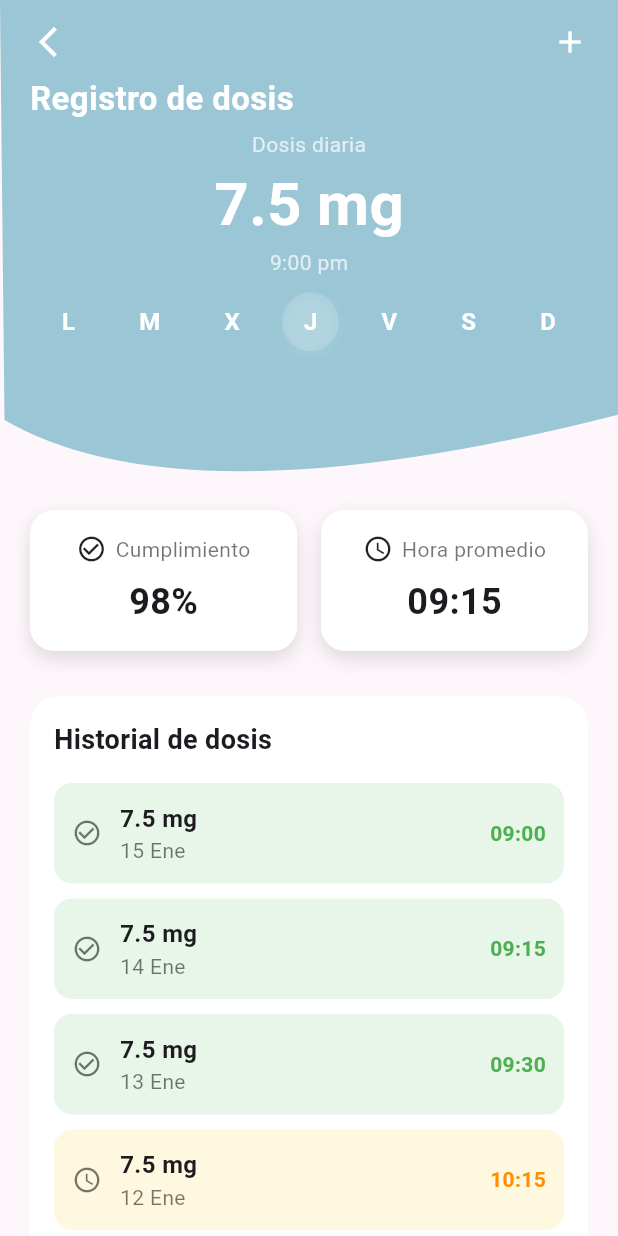
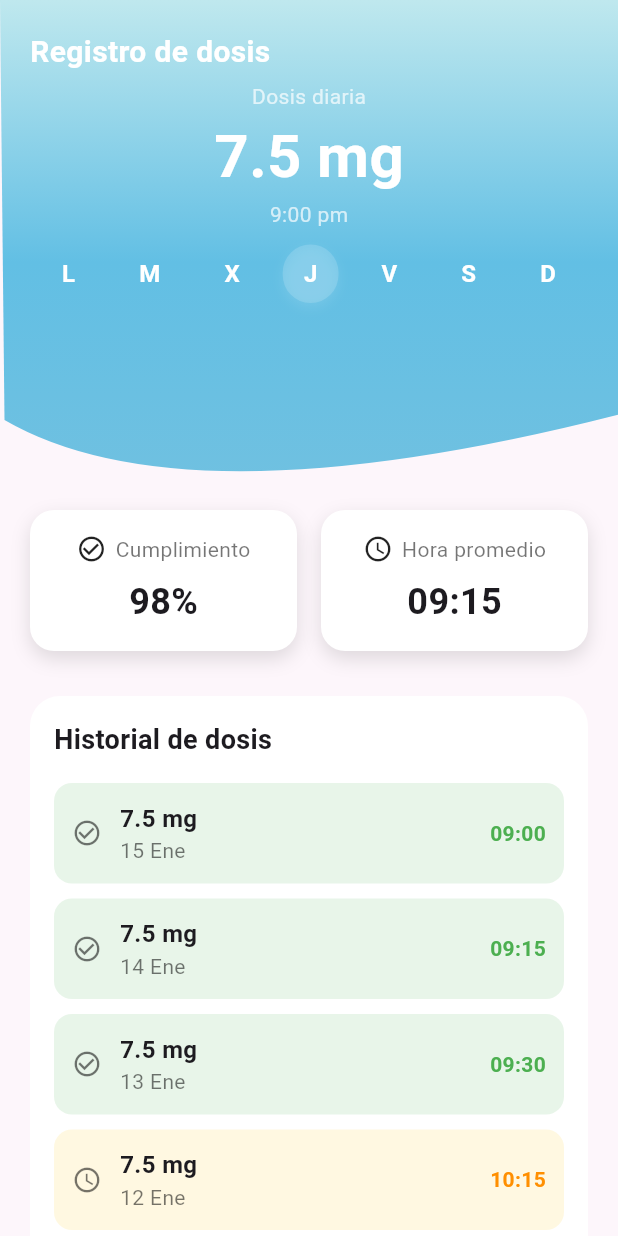
Before and after one commit to FabRangel/INRight, a Flutter app: the Page4 screen opened directly, on a phone screen of 412 x 824 dp. Run offline on Flutter 3.47's test engine with Material 3 defaults, Android fonts, the phone set to English and light mode, and no system bars; our stand-ins replace animated_notch_bottom_bar, firebase_core, fl_chart, shared_preferences; accounts and stored records are empty.

Commit message:
fix: homologation colors

```diff
--- a/lib/features/home/presentation/pages/page4.dart
+++ b/lib/features/home/presentation/pages/page4.dart
@@ -13,28 +13,37 @@ class Page4 extends StatelessWidget {
         children: [
           ClipPath(
             clipper: _CurvedClipper(),
-            child: Container(height: 350, color: const Color(0xFF9AC6D5)),
+            child: Container(
+              height: 350,
+              decoration: const BoxDecoration(
+                gradient: LinearGradient(
+                  colors: [
+                    Color.fromARGB(255, 191, 232, 238),
+                    Color.fromARGB(255, 98, 191, 228),
+                    Color.fromARGB(255, 114, 193, 224),
+                  ],
+                  begin: Alignment.topCenter,
+                  end: Alignment.bottomCenter,
+                ),
+                borderRadius: BorderRadius.only(
+                  bottomLeft: Radius.circular(50),
+                  bottomRight: Radius.circular(50),
+                ),
+              ),
+            ),
           ),
 
           SafeArea(
             child: Padding(
-              padding: const EdgeInsets.symmetric(horizontal: 20, vertical: 16),
+              padding: const EdgeInsets.symmetric(horizontal: 20, vertical: 20),
               child: Column(
                 crossAxisAlignment: CrossAxisAlignment.start,
                 children: [
-                  Row(
-                    mainAxisAlignment: MainAxisAlignment.spaceBetween,
-                    children: const [
-                      Icon(Icons.arrow_back_ios_new, color: Colors.white),
-                      Icon(Icons.add, color: Colors.white),
-                    ],
-                  ),
-                  const SizedBox(height: 10),
                   const Text(
                     'Registro de dosis',
                     style: TextStyle(
                       color: Colors.white,
-                      fontSize: 22,
+                      fontSize: 20,
                       fontWeight: FontWeight.bold,
                     ),
                   ),
--- a/lib/features/home/presentation/widgets/appBarWelcome.dart
+++ b/lib/features/home/presentation/widgets/appBarWelcome.dart
@@ -15,7 +15,7 @@ class AppBarWelcome extends StatelessWidget {
               "¡Hola, María!",
               style: TextStyle(
                 color: Colors.white,
-                fontSize: 22,
+                fontSize: 20,
                 fontWeight: FontWeight.bold,
               ),
             ),
--- a/lib/features/home/presentation/widgets/navbar.dart
+++ b/lib/features/home/presentation/widgets/navbar.dart
@@ -57,7 +57,7 @@ class _HomeState extends State<Navbar> {
         removeMargins: true,
         showShadow: true, // Agregar sombra
         shadowElevation: 20,
-        notchColor: Color.fromARGB(255, 98, 175, 198),
+        notchColor: Color.fromARGB(255, 114, 193, 224),
         durationInMilliSeconds: 300,
         kIconSize: 20.0,
 
@@ -112,7 +112,7 @@ class _HomeState extends State<Navbar> {
 
   Widget _buildActiveIcon(IconData icon) {
     return Container(
-      decoration: BoxDecoration(color: Color.fromARGB(255, 98, 175, 198)),
+      decoration: BoxDecoration(color: Color.fromARGB(255, 114, 193, 224)),
       child: Icon(icon, color: Colors.white, size: 25.0),
     );
   }
```
Also changed, not shown: lib/features/home/presentation/pages/page1.dart (+8 -4 lines), lib/features/home/presentation/pages/page2.dart (+8 -4 lines).
